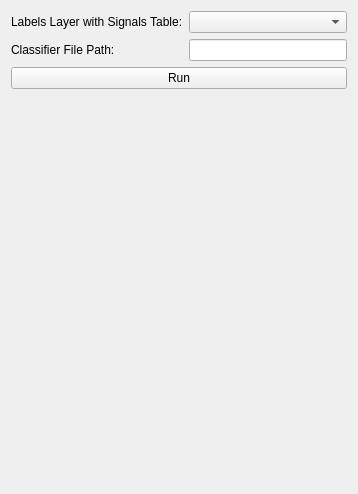
The window that src/napari_signal_classifier/_ui/napari_train_and_predict_sub_signal_classfier.ui (zoccoler/napari-signal-classifier) describes before a commit, drawn with Qt 5.
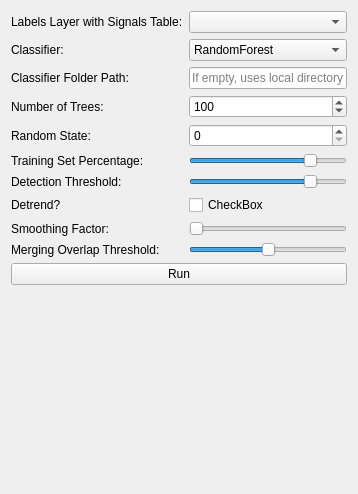
The same window after the commit.

Commit message:
Enhance sub-signal classifier UI and training options
Added new parameters to the sub-signal classifier training and prediction functions, including number of trees, random state, train size, detrend, smoothing, detection threshold, and merging overlap threshold. Updated the Qt UI to expose these options, improved widget naming consistency, and implemented dynamic widget visibility based on classifier type. Refactored widget logic in the main widget class to support the new options and ensure correct parameter passing.

Patch:
```diff
--- a/src/napari_signal_classifier/_ui/napari_train_and_predict_sub_signal_classfier.ui
+++ b/src/napari_signal_classifier/_ui/napari_train_and_predict_sub_signal_classfier.ui
@@ -14,8 +14,45 @@
    <string>Form</string>
   </property>
   <layout class="QGridLayout" name="gridLayout">
+   <item row="3" column="1">
+    <widget class="QLineEdit" name="_classifier_path_qlineedit">
+     <property name="placeholderText">
+      <string>If empty, uses local directory</string>
+     </property>
+    </widget>
+   </item>
+   <item row="8" column="1">
+    <widget class="QCheckBox" name="_detrend_qcheckbox">
+     <property name="text">
+      <string>CheckBox</string>
+     </property>
+    </widget>
+   </item>
    <item row="0" column="1">
-    <widget class="QComboBox" name="_labels_layer_combobox"/>
+    <widget class="QComboBox" name="_labels_layer_qcombobox"/>
+   </item>
+   <item row="5" column="0">
+    <widget class="QLabel" name="_random_state_qlabel">
+     <property name="text">
+      <string>Random State:</string>
+     </property>
+    </widget>
+   </item>
+   <item row="6" column="1">
+    <widget class="QSlider" name="_training_size_qhorizontalslider">
+     <property name="minimum">
+      <number>0</number>
+     </property>
+     <property name="maximum">
+      <number>100</number>
+     </property>
+     <property name="value">
+      <number>80</number>
+     </property>
+     <property name="orientation">
+      <enum>Qt::Horizontal</enum>
+     </property>
+    </widget>
    </item>
    <item row="0" column="0">
     <widget class="QLabel" name="label">
@@ -24,10 +61,50 @@
      </property>
     </widget>
    </item>
-   <item row="3" column="1">
-    <widget class="QLineEdit" name="_classifier_path_line_edit"/>
+   <item row="7" column="1">
+    <widget class="QSlider" name="_detection_threshold_qslider">
+     <property name="maximum">
+      <number>100</number>
+     </property>
+     <property name="value">
+      <number>80</number>
+     </property>
+     <property name="orientation">
+      <enum>Qt::Horizontal</enum>
+     </property>
+    </widget>
    </item>
-   <item row="5" column="0">
+   <item row="1" column="1">
+    <widget class="QComboBox" name="_classifier_type_qcombobox">
+     <item>
+      <property name="text">
+       <string>RandomForest</string>
+      </property>
+     </item>
+    </widget>
+   </item>
+   <item row="10" column="0">
+    <widget class="QLabel" name="merging_overlap_threshold_qlabel">
+     <property name="text">
+      <string>Merging Overlap Threshold:</string>
+     </property>
+    </widget>
+   </item>
+   <item row="4" column="0">
+    <widget class="QLabel" name="_n_trees_qlabel">
+     <property name="text">
+      <string>Number of Trees:</string>
+     </property>
+    </widget>
+   </item>
+   <item row="1" column="0">
+    <widget class="QLabel" name="_classifier_type_qlabel">
+     <property name="text">
+      <string>Classifier:</string>
+     </property>
+    </widget>
+   </item>
+   <item row="20" column="0">
     <spacer name="verticalSpacer">
      <property name="orientation">
       <enum>Qt::Vertical</enum>
@@ -40,17 +117,84 @@
      </property>
     </spacer>
    </item>
-   <item row="4" column="0" colspan="2">
-    <widget class="QPushButton" name="_run_button">
+   <item row="19" column="0" colspan="2">
+    <widget class="QPushButton" name="_run_qpushbutton">
      <property name="text">
       <string>Run</string>
      </property>
     </widget>
    </item>
+   <item row="10" column="1">
+    <widget class="QSlider" name="merging_overlap_threshold_qslider">
+     <property name="maximum">
+      <number>100</number>
+     </property>
+     <property name="value">
+      <number>50</number>
+     </property>
+     <property name="orientation">
+      <enum>Qt::Horizontal</enum>
+     </property>
+    </widget>
+   </item>
+   <item row="4" column="1">
+    <widget class="QSpinBox" name="_n_trees_qspinbox">
+     <property name="minimum">
+      <number>1</number>
+     </property>
+     <property name="maximum">
+      <number>9999</number>
+     </property>
+     <property name="value">
+      <number>100</number>
+     </property>
+    </widget>
+   </item>
    <item row="3" column="0">
     <widget class="QLabel" name="label_2">
      <property name="text">
-      <string>Classifier File Path:</string>
+      <string>Classifier Folder Path:</string>
+     </property>
+    </widget>
+   </item>
+   <item row="8" column="0">
+    <widget class="QLabel" name="_detrend_qlabel">
+     <property name="text">
+      <string>Detrend?</string>
+     </property>
+    </widget>
+   </item>
+   <item row="7" column="0">
+    <widget class="QLabel" name="_detection_threshold_qlabel">
+     <property name="text">
+      <string>Detection Threshold:</string>
+     </property>
+    </widget>
+   </item>
+   <item row="5" column="1">
+    <widget class="QSpinBox" name="_random_state_qspinbox"/>
+   </item>
+   <item row="6" column="0">
+    <widget class="QLabel" name="_training_size_qlabel">
+     <property name="text">
+      <string>Training Set Percentage:</string>
+     </property>
+    </widget>
+   </item>
+   <item row="9" column="0">
+    <widget class="QLabel" name="_smooth_factor_qlabel">
+     <property name="text">
+      <string>Smoothing Factor:</string>
+     </property>
+    </widget>
+   </item>
+   <item row="9" column="1">
+    <widget class="QSlider" name="_smooth_factor_qslider">
+     <property name="maximum">
+      <number>100</number>
+     </property>
+     <property name="orientation">
+      <enum>Qt::Horizontal</enum>
      </property>
     </widget>
    </item>
```
Left out of the diff: 4 changed lines with no effect on the pictures. The commit also changes 2 other files.
